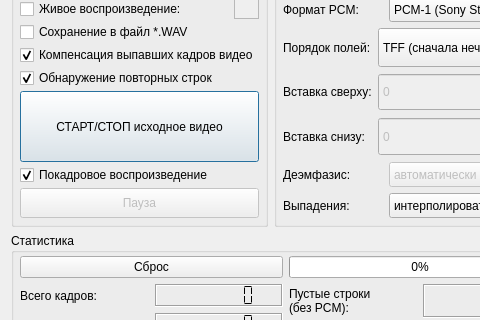
Qt form mainwindow.ui (Fagear/SDVPCMdecoder) before a commit; both pictures show x 0 to 480 and y 113 to 433 of the 1108 by 680 pixel window.
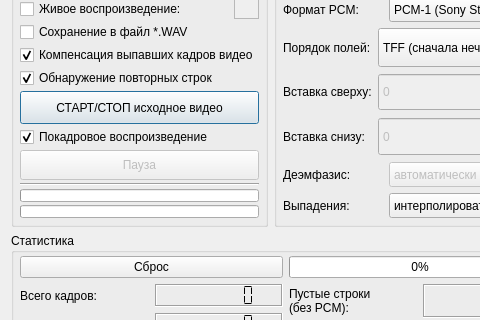
The same form after that commit. Icons and pictures are not drawn.

Diff of the .ui file:
```diff
--- a/mainwindow.ui
+++ b/mainwindow.ui
@@ -387,6 +387,82 @@
            </property>
           </widget>
          </item>
+         <item>
+          <widget class="Line" name="line">
+           <property name="orientation">
+            <enum>Qt::Horizontal</enum>
+           </property>
+          </widget>
+         </item>
+         <item>
+          <widget class="QProgressBar" name="pgrVULeft">
+           <property name="sizePolicy">
+            <sizepolicy hsizetype="Minimum" vsizetype="Maximum">
+             <horstretch>0</horstretch>
+             <verstretch>0</verstretch>
+            </sizepolicy>
+           </property>
+           <property name="minimumSize">
+            <size>
+             <width>0</width>
+             <height>7</height>
+            </size>
+           </property>
+           <property name="font">
+            <font>
+             <pointsize>3</pointsize>
+            </font>
+           </property>
+           <property name="maximum">
+            <number>255</number>
+           </property>
+           <property name="value">
+            <number>0</number>
+           </property>
+           <property name="alignment">
+            <set>Qt::AlignCenter</set>
+           </property>
+           <property name="textVisible">
+            <bool>false</bool>
+           </property>
+           <property name="format">
+            <string notr="true">%p</string>
+           </property>
+          </widget>
+         </item>
+         <item>
+          <widget class="QProgressBar" name="pgrVURight">
+           <property name="sizePolicy">
+            <sizepolicy hsizetype="Minimum" vsizetype="Maximum">
+             <horstretch>0</horstretch>
+             <verstretch>0</verstretch>
+            </sizepolicy>
+           </property>
+           <property name="minimumSize">
+            <size>
+             <width>0</width>
+             <height>7</height>
+            </size>
+           </property>
+           <property name="font">
+            <font>
+             <pointsize>3</pointsize>
+            </font>
+           </property>
+           <property name="maximum">
+            <number>255</number>
+           </property>
+           <property name="value">
+            <number>0</number>
+           </property>
+           <property name="textVisible">
+            <bool>false</bool>
+           </property>
+           <property name="format">
+            <string notr="true">%p</string>
+           </property>
+          </widget>
+         </item>
         </layout>
        </widget>
       </item>
```
Left out of the diff: 154 changed lines with no effect on the pictures.
